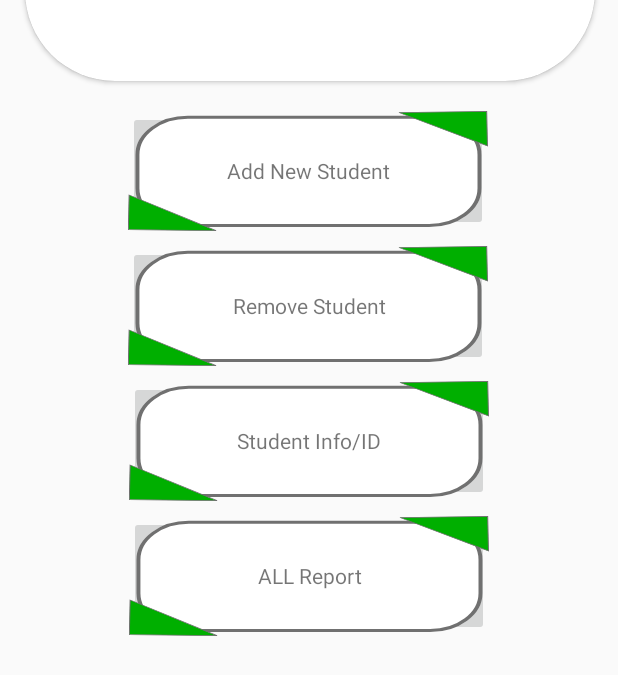
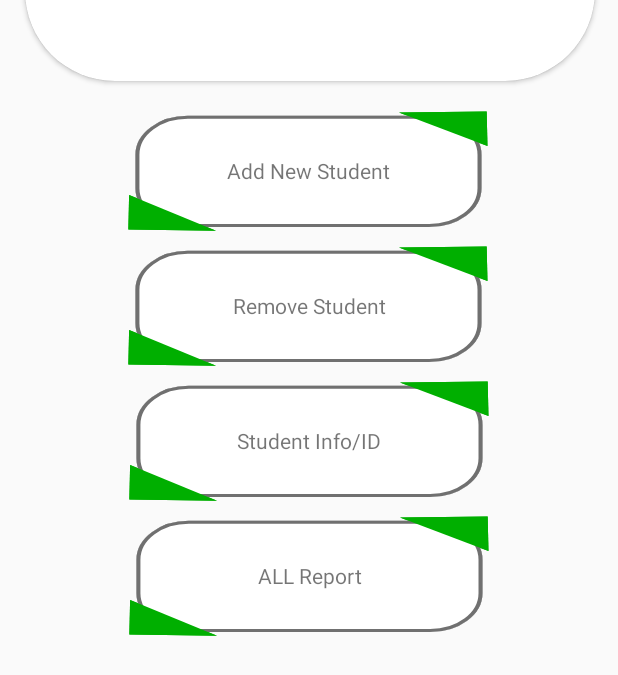
Before and after one commit to nikhilsaps/Attendify, an Android app: the AdminDataLvlActivity screen opened directly, with no data from a screen before it, on a phone screen of 412 x 824 dp. Shown: the part 514-1189 px from the top of the screen. Run offline under Robolectric (Android 15) with nearby library versions, the phone set to English and light mode, and no system bars.

```diff
--- a/app/src/main/java/com/sinnikhy/attendify/teacher/TeachActivity.kt
+++ b/app/src/main/java/com/sinnikhy/attendify/teacher/TeachActivity.kt
@@ -1,5 +1,6 @@
 package com.sinnikhy.attendify.teacher
 
+import android.content.Intent
 import androidx.appcompat.app.AppCompatActivity
 import android.os.Bundle
 import android.widget.Button
@@ -16,7 +17,7 @@ class TeachActivity : AppCompatActivity() {
         val teachbtn: Button =findViewById(R.id.teachloginbtn)
         teachbtn.setOnClickListener {
             if( userNameText.text.toString()=="teacher"&& passwordText.text.toString()=="teacher"){
-                //startActivity(Intent(this, TeaLvlDataActivity::class.java))
+                startActivity(Intent(this, TeachDataLvlActivity::class.java))
                 finish()
             }
             else {
--- a/app/src/main/res/drawable/add_new_stu.xml
+++ b/app/src/main/res/drawable/add_new_stu.xml
@@ -6,8 +6,7 @@
   <path
       android:pathData="M59.32,6.51L298.32,6.51A52,52 0,0 1,350.32 58.51L350.32,103.51A52,52 0,0 1,298.32 155.51L59.32,155.51A52,52 0,0 1,7.32 103.51L7.32,58.51A52,52 0,0 1,59.32 6.51z"
       android:strokeWidth="4"
-      android:fillColor="#fff"
-      android:strokeColor="#00000000"/>
+      android:fillColor="#fff"/>
   <path
       android:pathData="M59.32,8.51L298.32,8.51A50,50 0,0 1,348.32 58.51L348.32,103.51A50,50 0,0 1,298.32 153.51L59.32,153.51A50,50 0,0 1,9.32 103.51L9.32,58.51A50,50 0,0 1,59.32 8.51z"
       android:strokeWidth="4"
@@ -17,10 +16,10 @@
       android:pathData="M87.23,160.3l-86.9,-1.48l0.79,-46.24Z"
       android:strokeWidth="1"
       android:fillColor="#00af00"
-      android:strokeColor="#707070"/>
+     />
   <path
       android:pathData="M268.51,2.03l86.89,-1.52l0.81,46.23Z"
       android:strokeWidth="1"
       android:fillColor="#00af00"
-      android:strokeColor="#707070"/>
+     />
 </vector>
--- a/app/src/main/res/layout/activity_admin_data_lvl.xml
+++ b/app/src/main/res/layout/activity_admin_data_lvl.xml
@@ -52,6 +52,7 @@
         android:layout_height="80dp"
         android:layout_marginTop="20dp"
         android:src="@drawable/add_new_stu"
+        android:background="@drawable/add_new_stu"
         app:layout_constraintEnd_toEndOf="parent"
         android:layout_marginBottom="10dp"
         app:layout_constraintHorizontal_bias="0.497"
@@ -75,6 +76,7 @@
         android:layout_height="80dp"
         android:layout_margin="10dp"
         android:src="@drawable/add_new_stu"
+        android:background="@drawable/add_new_stu"
         app:layout_constraintEnd_toEndOf="parent"
         app:layout_constraintHorizontal_bias="0.497"
         app:layout_constraintStart_toStartOf="parent"
@@ -95,6 +97,7 @@
         android:layout_height="80dp"
         android:layout_margin="10dp"
         android:src="@drawable/add_new_stu"
+        android:background="@drawable/add_new_stu"
         app:layout_constraintEnd_toEndOf="parent"
         app:layout_constraintStart_toStartOf="parent"
         app:layout_constraintTop_toBottomOf="@+id/removeStudadmin" />
@@ -114,6 +117,7 @@
         android:layout_height="80dp"
         android:layout_margin="10dp"
         android:src="@drawable/add_new_stu"
+        android:background="@drawable/add_new_stu"
         app:layout_constraintEnd_toEndOf="parent"
         app:layout_constraintStart_toStartOf="parent"
         app:layout_constraintTop_toBottomOf="@+id/showstuddata"
--- a/app/src/main/res/layout/activity_stud_info_id.xml
+++ b/app/src/main/res/layout/activity_stud_info_id.xml
@@ -134,6 +134,7 @@
         android:layout_height="80dp"
         android:layout_marginTop="60dp"
         android:src="@drawable/add_new_stu"
+        android:background="@drawable/add_new_stu"
         app:layout_constraintEnd_toEndOf="parent"
         app:layout_constraintStart_toStartOf="parent"
         app:layout_constraintTop_toBottomOf="@+id/stud_id_cardView" />
@@ -155,6 +156,7 @@
         android:layout_height="80dp"
         android:layout_marginTop="60dp"
         android:src="@drawable/add_new_stu"
+        android:background="@drawable/add_new_stu"
         app:layout_constraintEnd_toEndOf="@+id/stud_id_print"
         app:layout_constraintStart_toStartOf="@+id/stud_id_print"
         app:layout_constraintTop_toBottomOf="@+id/stud_id_print" />
```
Also changed, not shown: app/src/main/java/com/sinnikhy/attendify/teacher/ClaDatabaseHandler.kt (added, +27 -0 lines), app/src/main/java/com/sinnikhy/attendify/teacher/TeachDataLvlActivity.kt (+35 -0 lines), app/src/main/res/layout/activity_teach_data_lvl.xml (+42 -0 lines).
